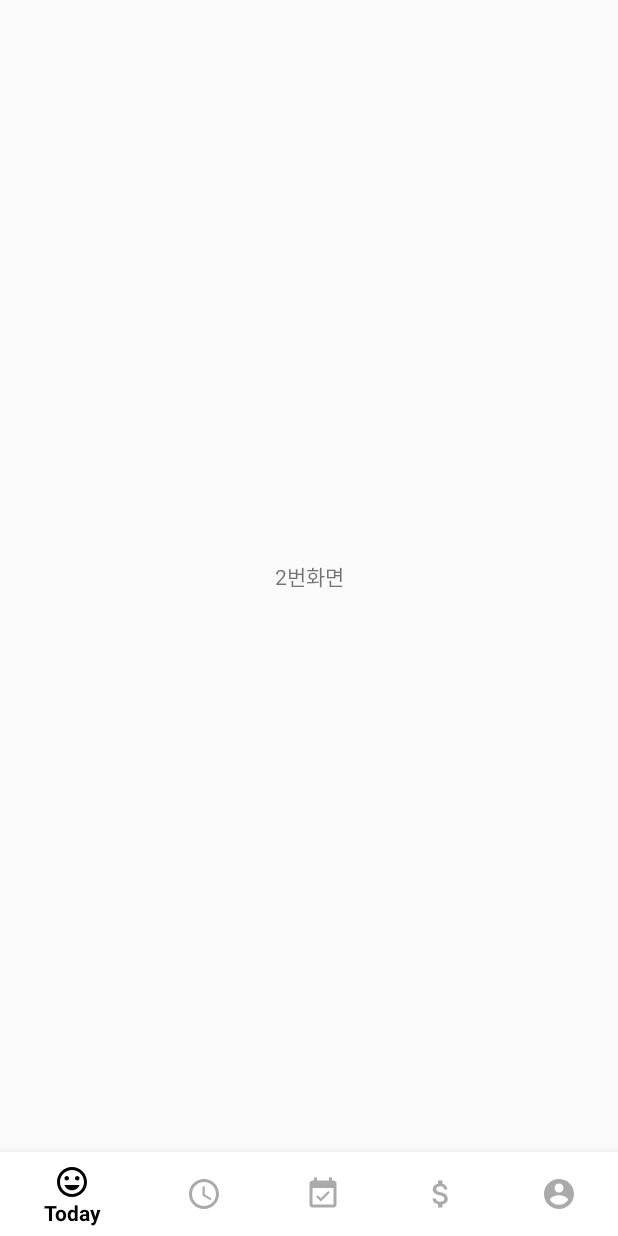
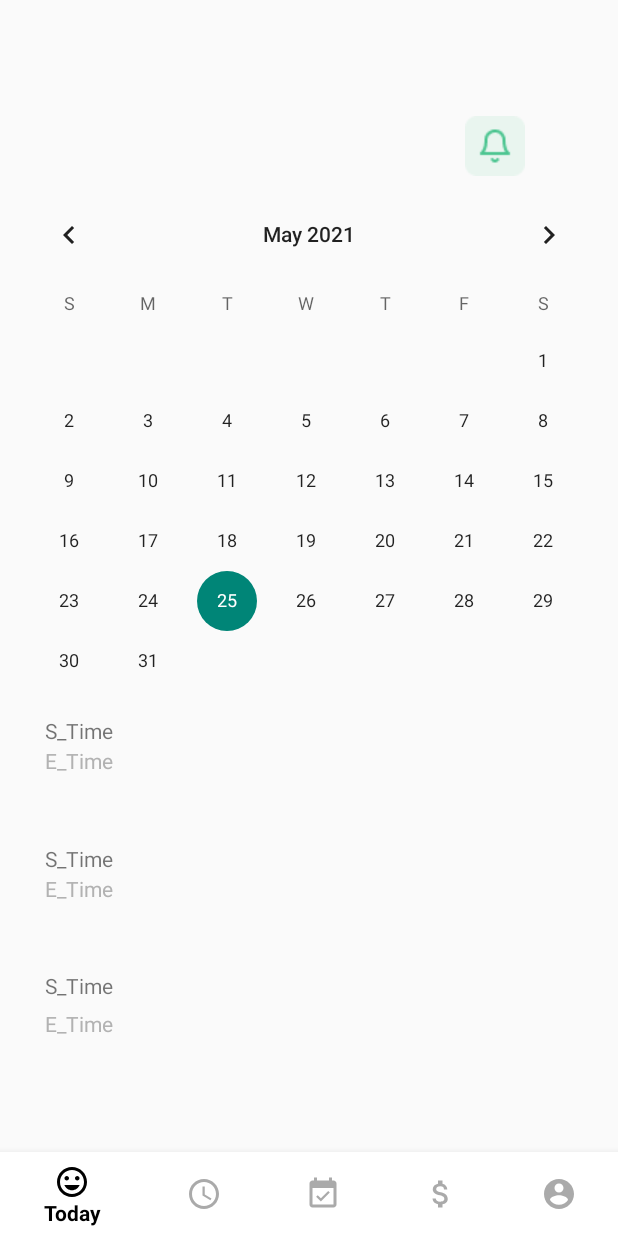
Before and after one commit to DainChoi/Alibi_O, an Android app: the fragment Frag2 placed in its activity, on a phone screen of 412 x 824 dp. Run offline under Robolectric (Android 15) with nearby library versions, the phone set to English and light mode, and no system bars.

Commit message:
frag2_v1

```diff
--- a/app/src/main/res/layout/frag2.xml
+++ b/app/src/main/res/layout/frag2.xml
@@ -6,13 +6,81 @@
     android:layout_width="match_parent"
     android:layout_height="match_parent">
 
-    <TextView
-        android:id="@+id/textView"
-        android:layout_width="wrap_content"
-        android:layout_height="wrap_content"
-        android:text="2번화면"
-        app:layout_constraintBottom_toBottomOf="parent"
+    <FrameLayout
+        android:id="@+id/main_frame"
+        android:layout_width="match_parent"
+        android:layout_height="673dp"
         app:layout_constraintEnd_toEndOf="parent"
         app:layout_constraintStart_toStartOf="parent"
-        app:layout_constraintTop_toTopOf="parent" />
+        app:layout_constraintTop_toTopOf="parent">
+        <CalendarView
+            android:id="@+id/calendarView"
+            android:layout_marginTop="75dp"
+            android:layout_width="match_parent"
+            android:layout_height="wrap_content" />
+
+
+        <ImageButton
+            android:id="@+id/btn_notify"
+            android:layout_width="wrap_content"
+            android:layout_height="wrap_content"
+            android:layout_marginStart="310dp"
+            android:layout_marginTop="30dp"
+            android:background="#00FFFFFF"
+            android:src="@drawable/btn_notify"
+            app:layout_constraintStart_toStartOf="parent"
+            app:layout_constraintTop_toTopOf="parent" />
+
+        <TextView
+            android:id="@+id/S_time1"
+            android:layout_width="wrap_content"
+            android:layout_height="wrap_content"
+            android:layout_marginLeft="30dp"
+            android:layout_marginTop="430dp"
+            android:text="S_Time" />
+
+        <TextView
+            android:id="@+id/E_time1"
+            android:layout_width="wrap_content"
+            android:layout_height="wrap_content"
+            android:layout_marginLeft="30dp"
+            android:layout_marginTop="450dp"
+            android:textColor="#B2B2B2"
+            android:text="E_Time" />
+
+        <TextView
+            android:id="@+id/S_time2"
+            android:layout_width="wrap_content"
+            android:layout_height="wrap_content"
+            android:layout_marginLeft="30dp"
+            android:layout_marginTop="515dp"
+            android:text="S_Time" />
+
+        <TextView
+            android:id="@+id/E_time2"
+            android:layout_width="wrap_content"
+            android:layout_height="wrap_content"
+            android:layout_marginLeft="30dp"
+            android:layout_marginTop="535dp"
+            android:textColor="#B2B2B2"
+            android:text="E_Time" />
+
+        <TextView
+            android:id="@+id/S_time3"
+            android:layout_width="wrap_content"
+            android:layout_height="wrap_content"
+            android:layout_marginLeft="30dp"
+            android:layout_marginTop="600dp"
+            android:text="S_Time" />
+
+        <TextView
+            android:id="@+id/E_time3"
+            android:layout_width="wrap_content"
+            android:layout_height="wrap_content"
+            android:layout_marginLeft="30dp"
+            android:layout_marginTop="625dp"
+            android:textColor="#B2B2B2"
+            android:text="E_Time" />
+    </FrameLayout>
+
 </androidx.constraintlayout.widget.ConstraintLayout>
```
Also changed, not shown: app/src/main/res/drawable/btn_notify.png (added).
